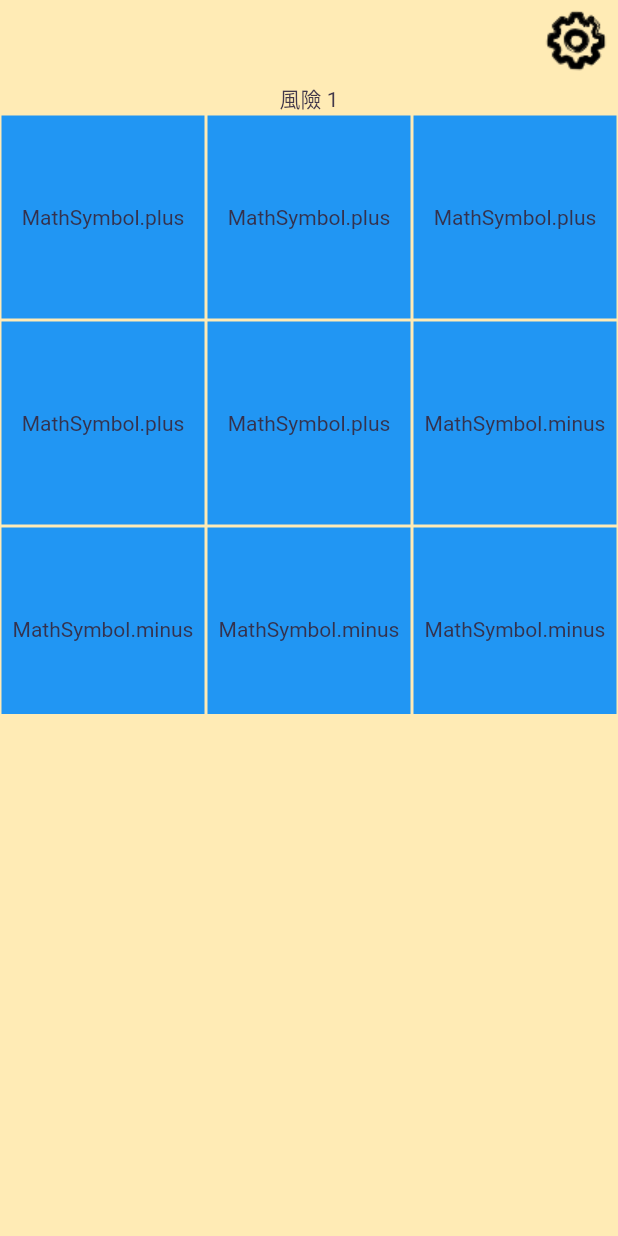
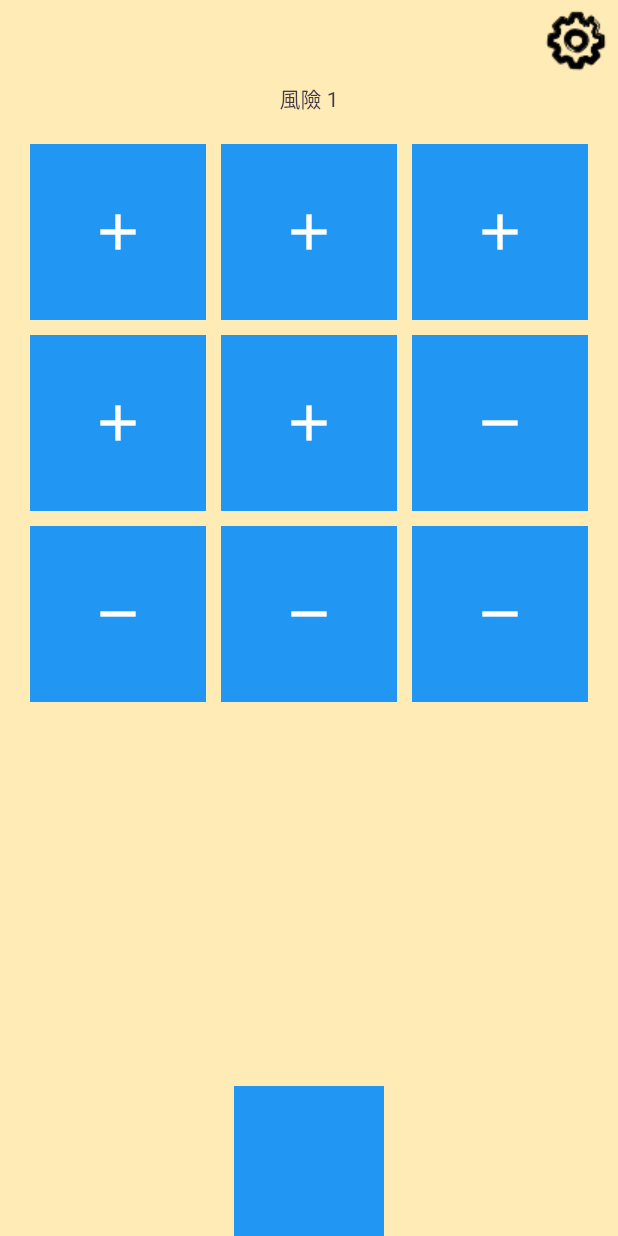
Before and after one commit to JohnsonHuang555/schrodinger-s_box, a Flutter app: the screen it shows after launch, after a tap on "Play", on a phone screen of 412 x 824 dp. Run offline on Flutter 3.47's test engine with Material 2 defaults, Android fonts, the phone set to English and light mode, and no system bars; our stand-ins replace audioplayers, firebase_core, firebase_crashlytics, go_router, google_mobile_ads, in_app_purchase and 1 more; missing offline and left inert: games_services; accounts and stored records are empty.

Commit message:
set game board layout

```diff
--- a/lib/src/game_internals/game_state.dart
+++ b/lib/src/game_internals/game_state.dart
@@ -12,6 +12,7 @@ enum MathSymbol {
 class GameState extends ChangeNotifier {
   int? currentRisk;
   List<MathSymbol> currentSymbols = [];
+  List<MathSymbol> selectedSymbols = [];
 
   GameState() {
     currentRisk = _getRandomNumber(10);
@@ -25,6 +26,6 @@ class GameState extends ChangeNotifier {
   }
 
   void selectSymbol(MathSymbol symbol) {
-    print(symbol);
+    selectedSymbols.add(symbol);
   }
 }
--- a/lib/src/play_session/game_board.dart
+++ b/lib/src/play_session/game_board.dart
@@ -8,18 +8,18 @@ class GameBoard extends StatelessWidget {
 
   @override
   Widget build(BuildContext context) {
-    return SizedBox(
-      height: 400,
-      child: Consumer<GameState>(
+    return Consumer<GameState>(
       builder: ((context, state, child) {
         return GridView.count(
+          padding: const EdgeInsets.all(20),
+          crossAxisSpacing: 10,
+          mainAxisSpacing: 10,
           crossAxisCount: 3,
           children: state.currentSymbols
               .map((symbol) => GameCard(symbol: symbol))
               .toList(),
         );
       }),
-      ),
     );
   }
 }
--- a/lib/src/play_session/game_card.dart
+++ b/lib/src/play_session/game_card.dart
@@ -6,14 +6,28 @@ class GameCard extends StatelessWidget {
   final MathSymbol symbol;
   const GameCard({super.key, required this.symbol});
 
+  IconData? GetIcon() {
+    switch (symbol) {
+      case MathSymbol.plus:
+        return Icons.add;
+      case MathSymbol.minus:
+        return Icons.remove;
+      case MathSymbol.times:
+        return Icons.close;
+      case MathSymbol.divide:
+        return Icons.safety_divider;
+      default:
+        return null;
+    }
+  }
+
   @override
   Widget build(BuildContext context) {
     return InkResponse(
       onTap: () {
         Provider.of<GameState>(context, listen: false).selectSymbol(symbol);
       },
-      child: Padding(
-        padding: const EdgeInsets.all(1.0),
+      child: Center(
         child: Container(
           color: Colors.blue,
           child: Container(
@@ -21,7 +35,13 @@ class GameCard extends StatelessWidget {
               borderRadius: BorderRadius.circular(10),
             ),
             margin: EdgeInsets.all(3.0),
-            child: Center(child: Text(symbol.toString())),
+            child: Center(
+              child: Icon(
+                GetIcon(),
+                color: Colors.white,
+                size: 40.0,
+              ),
+            ),
           ),
         ),
       ),
--- a/lib/src/play_session/play_session_screen.dart
+++ b/lib/src/play_session/play_session_screen.dart
@@ -63,12 +63,10 @@ class _PlaySessionScreenState extends State<PlaySessionScreen> {
         ignoring: _duringCelebration,
         child: Scaffold(
           backgroundColor: palette.backgroundPlaySession,
-          body: Stack(
-            children: [
-              Center(
-                // This is the entirety of the "game".
-                child: Column(
-                  mainAxisAlignment: MainAxisAlignment.center,
+          body: SafeArea(
+            child: Stack(
+              children: [
+                Column(
                   children: [
                     Align(
                       alignment: Alignment.centerRight,
@@ -83,22 +81,18 @@ class _PlaySessionScreenState extends State<PlaySessionScreen> {
                     Consumer<GameState>(builder: (context, state, child) {
                       return Text('風險 ${state.currentRisk}');
                     }),
-                    GameBoard(),
-                    const Spacer(),
+                    Expanded(
+                      child: GameBoard(),
+                    ),
+                    Container(
+                      color: Colors.blue,
+                      height: 100,
+                      width: 100,
+                    )
                   ],
                 ),
-              ),
-              SizedBox.expand(
-                child: Visibility(
-                  visible: _duringCelebration,
-                  child: IgnorePointer(
-                    child: Confetti(
-                      isStopped: !_duringCelebration,
-                    ),
-                  ),
-                ),
-              ),
-            ],
+              ],
+            ),
           ),
         ),
       ),
```
Lines whose indentation alone changed are shown as unchanged.
